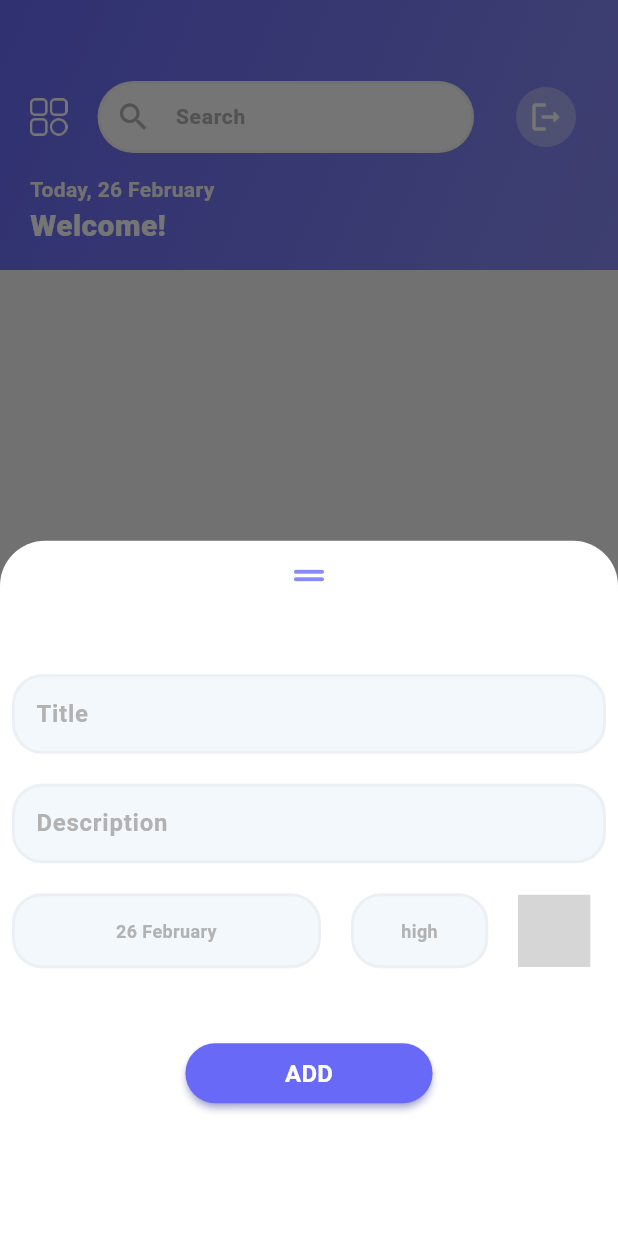
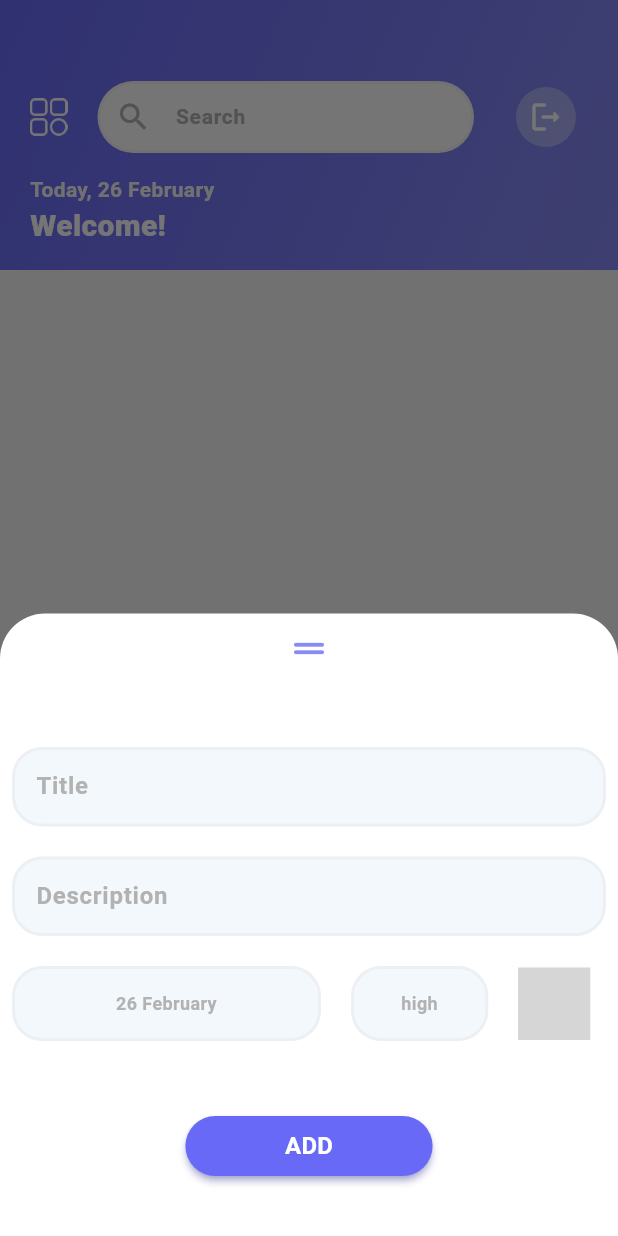
Before and after one commit to Pruthviraj17/Taskify, a Flutter app: the screen it shows once a user with an empty profile is signed in, after a tap on the "add" icon, on a phone screen of 412 x 824 dp. Run offline on Flutter 3.47's test engine with Material 3 defaults, Android fonts, the phone set to English and light mode, and no system bars; our stand-ins replace audioplayers, cloud_firestore, firebase_auth, firebase_core, flutter_riverpod, flutter_slidable and 2 more; missing offline and left inert: cool_dropdown, keyboard_avoider; accounts and stored records are empty; grey boxes are pictures that could not be loaded.

Commit message:
bug fixes

```diff
--- a/lib/providers/completed_tasks_provider.dart
+++ b/lib/providers/completed_tasks_provider.dart
@@ -68,6 +68,10 @@ class CompletedTaskNotifier extends StateNotifier<List<TaskItem>> {
   TaskItem getItem(int index) {
     return state[index];
   }
+
+  void resetData() {
+    state = [];
+  }
 }
 
 final CompletedTaskProvider =
--- a/lib/screens/welcome_screen.dart
+++ b/lib/screens/welcome_screen.dart
@@ -1,8 +1,6 @@
 import 'package:flutter/material.dart';
 import 'package:todo_app/constants/colors.dart';
-import 'package:todo_app/screens/login_screen.dart';
 import 'package:todo_app/screens/signup_screen.dart';
-import 'package:todo_app/services/auth_service.dart';
 import 'package:todo_app/components/text_widget.dart';
 
 class WelcomeScreen extends StatelessWidget {
--- a/lib/services/auth_service.dart
+++ b/lib/services/auth_service.dart
@@ -4,7 +4,7 @@ import 'package:google_sign_in/google_sign_in.dart';
 import 'package:todo_app/models/auth_result.dart';
 
 class AuthService {
-  signInWithGoogle() async {
+  Future<UserCredential> signInWithGoogle() async {
     // begin interactive signin process
     final GoogleSignInAccount? guser = await GoogleSignIn().signIn();
 
@@ -68,6 +68,7 @@ class AuthService {
       return AuthResult(user: result.user);
     } on FirebaseAuthException catch (e) {
       String errorMsg;
+      print(e.code);
       switch (e.code) {
         case 'invalid-credential':
           errorMsg = "Please enter valid email or password.";
--- a/lib/themes.dart
+++ /dev/null
@@ -1,31 +0,0 @@
-import 'package:flutter/material.dart';
-
-ThemeData lightTheme = ThemeData(
-  textButtonTheme: const TextButtonThemeData(
-    style: ButtonStyle(
-      foregroundColor: MaterialStatePropertyAll(Colors.blue),
-    ),
-  ),
-  brightness: Brightness.light,
-  colorScheme: const ColorScheme.light(
-    background: Color(0xffffea00),
-    primary: Color(0xffffdd00),
-    secondary: Color(0xffffd000),
-    tertiary: Color(0xffffc300),
-  ),
-);
-
-ThemeData darkTheme = ThemeData(
-  textButtonTheme: const TextButtonThemeData(
-    style: ButtonStyle(
-      foregroundColor: MaterialStatePropertyAll(Colors.white),
-    ),
-  ),
-  brightness: Brightness.dark,
-  colorScheme: const ColorScheme.dark(
-    background: Color(0xff003356),
-    primary: Color(0xff002137),
-    secondary: Color(0xff001a2c),
-    tertiary: Color(0xff001523),
-  ),
-);
--- a/lib/widgets/add_task_item.dart
+++ b/lib/widgets/add_task_item.dart
@@ -53,6 +53,7 @@ class _AddTodoItemState extends ConsumerState<AddTaskItem> {
   @override
   void dispose() {
     super.dispose();
+
     _titleController.dispose();
     _descController.dispose();
   }
@@ -114,6 +115,8 @@ class _AddTodoItemState extends ConsumerState<AddTaskItem> {
       ),
       child: KeyboardAvoider(
         autoScroll: true,
+        child: SingleChildScrollView(
+          physics: BouncingScrollPhysics(),
           child: Column(
             children: [
               Icon(
@@ -197,7 +200,8 @@ class _AddTodoItemState extends ConsumerState<AddTaskItem> {
                                 borderRadius: BorderRadius.circular(20),
                                 border: Border.all(
                                   width: 2,
-                                color: const Color.fromARGB(22, 158, 158, 158),
+                                  color:
+                                      const Color.fromARGB(22, 158, 158, 158),
                                 ),
                               ),
                               child: Center(
@@ -236,7 +240,8 @@ class _AddTodoItemState extends ConsumerState<AddTaskItem> {
                                 width: 140,
                               ),
                               dropdownItemOptions: DropdownItemOptions(
-                              mainAxisAlignment: MainAxisAlignment.spaceBetween,
+                                mainAxisAlignment:
+                                    MainAxisAlignment.spaceBetween,
                                 selectedBoxDecoration: BoxDecoration(
                                   color: Color(0XFFEFFAF0),
                                 ),
@@ -275,6 +280,7 @@ class _AddTodoItemState extends ConsumerState<AddTaskItem> {
             ],
           ),
         ),
+      ),
     );
   }
 }
--- a/lib/widgets/navigation_bar_widget.dart
+++ b/lib/widgets/navigation_bar_widget.dart
@@ -1,7 +1,5 @@
 import 'package:flutter/material.dart';
 import 'package:flutter_riverpod/flutter_riverpod.dart';
-import 'package:todo_app/components/text_widget.dart';
-
 import 'package:todo_app/constants/colors.dart';
 import 'package:todo_app/providers/taskify_provider.dart';
 
--- a/pubspec.yaml
+++ b/pubspec.yaml
@@ -56,7 +56,7 @@ dev_dependencies:
     sdk: flutter
 
 flutter_launcher_icons:
-  image_path: "assets/images/app-logo.jpg"
+  image_path: "assets/images/app-logo.png"
   android: true
   ios: true
   adaptive_icon_background: "#ffffff"
```
Also changed, not shown: lib/models/task_item.dart (+2 -51 lines), lib/providers/pending_task_provider.dart (+5 -39 lines), lib/screens/completed_task_screen.dart (+9 -4 lines), lib/screens/home.dart (+0 -8 lines), lib/screens/login_screen.dart (+8 -2 lines), lib/screens/pending_task_screen.dart (+7 -2 lines), lib/screens/signup_screen.dart (+6 -3 lines), lib/services/firestore_service.dart (+5 -84 lines), assets/images/app-logo.jpg (deleted), assets/images/app-logo.png (added), assets/images/logo-foreground.png, assets/images/nice.png (deleted), 176 other files. Lines whose indentation alone changed are shown as unchanged.
